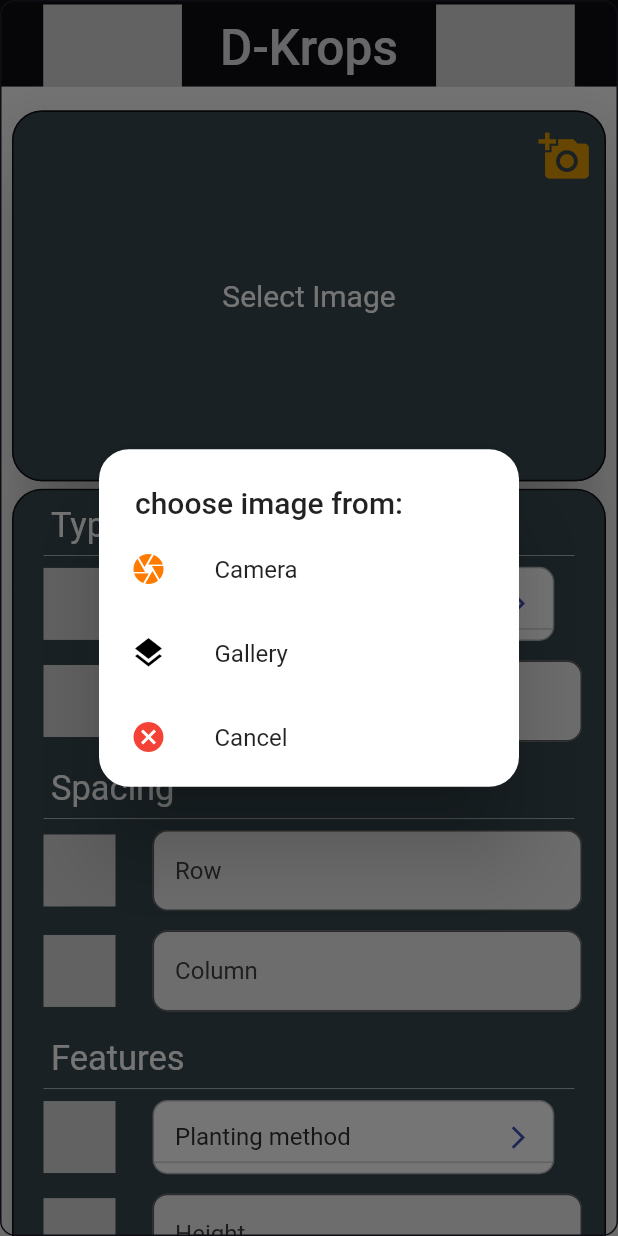
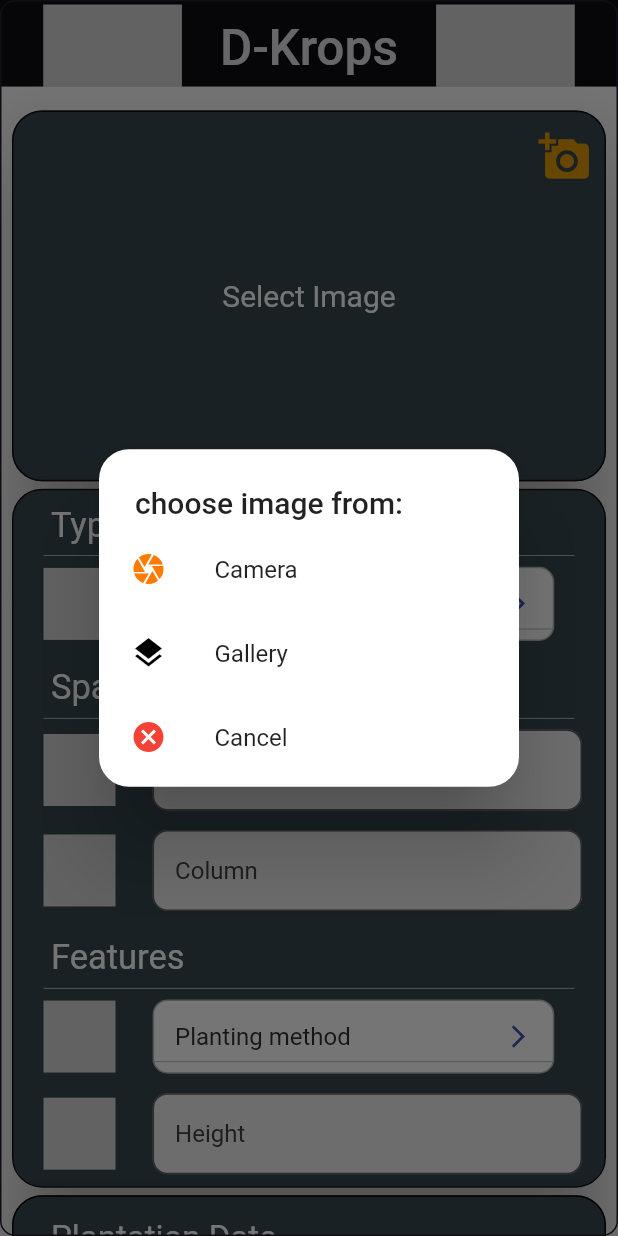
Before and after one commit to emilio-kariuki/D-Krops, a Flutter app: the screen it shows after launch, after a tap on the "add a photo" icon, on a phone screen of 412 x 824 dp. Run offline on Flutter 3.47's test engine with Material 2 defaults, Android fonts, the phone set to English and light mode, and no system bars; drawn by our look-alikes of dropdown_button2; our stand-ins replace dio, fluttertoast, geolocator, get, google_fonts, google_maps_flutter and 3 more; Roboto replaces fonts that are missing (Redressed); project files that could hold a hidden picture were left out.

Commit message:
March 30, 2022 3:31 PM

```diff
--- a/lib/screens/Home.dart
+++ b/lib/screens/Home.dart
@@ -803,45 +803,45 @@ class _HomeState extends State<Home> {
                               ],
                             ),
                           ),
-                          Padding(
-                            padding: const EdgeInsets.only(
-                                left: 20, bottom: 8, top: 5),
-                            child: Row(
-                              children: [
-                                LottieContain(
-                                    lottieUrl: "assets/lottie/balls.json"),
-                                SizedBox(width: size.width * 0.06),
-                                Flexible(
-                                  flex: 1,
-                                  child: TextFormField(
-                                    //keyboardType: TextInputType.multiline,
-                                    // style: TextStyle(height:10),
-
-                                    decoration: InputDecoration(
-                                        isDense: true,
-                                        contentPadding:
-                                            EdgeInsets.fromLTRB(15, 20, 15, 15),
-                                        // contentPadding: const EdgeInsets.symmetric(vertical: 40.0),
-                                        border: OutlineInputBorder(
-                                          borderRadius:
-                                              BorderRadius.circular(10.0),
-                                        ),
-                                        // icon: Icon(Icons.person,size:30,color: Colors.black),
-                                        filled: true,
-                                        hintStyle:
-                                            TextStyle(color: Colors.grey[800]),
-                                        focusColor: Colors.red,
-                                        hintText: "Identify",
-                                        // suffixText: "10",
-                                        // prefixIcon: Icon(Icons.mail,color: Colors.blueGrey[900]),
-                                        fillColor: Colors.grey[200]),
-                                    controller: variety,
-                                  ),
-                                ),
-                                SizedBox(width: 15),
-                              ],
-                            ),
-                          ),
+                          // Padding(
+                          //   padding: const EdgeInsets.only(
+                          //       left: 20, bottom: 8, top: 5),
+                          //   child: Row(
+                          //     children: [
+                          //       LottieContain(
+                          //           lottieUrl: "assets/lottie/balls.json"),
+                          //       SizedBox(width: size.width * 0.06),
+                          //       Flexible(
+                          //         flex: 1,
+                          //         child: TextFormField(
+                          //           //keyboardType: TextInputType.multiline,
+                          //           // style: TextStyle(height:10),
+
+                          //           decoration: InputDecoration(
+                          //               isDense: true,
+                          //               contentPadding:
+                          //                   EdgeInsets.fromLTRB(15, 20, 15, 15),
+                          //               // contentPadding: const EdgeInsets.symmetric(vertical: 40.0),
+                          //               border: OutlineInputBorder(
+                          //                 borderRadius:
+                          //                     BorderRadius.circular(10.0),
+                          //               ),
+                          //               // icon: Icon(Icons.person,size:30,color: Colors.black),
+                          //               filled: true,
+                          //               hintStyle:
+                          //                   TextStyle(color: Colors.grey[800]),
+                          //               focusColor: Colors.red,
+                          //               hintText: "Identify",
+                          //               // suffixText: "10",
+                          //               // prefixIcon: Icon(Icons.mail,color: Colors.blueGrey[900]),
+                          //               fillColor: Colors.grey[200]),
+                          //           controller: variety,
+                          //         ),
+                          //       ),
+                          //       SizedBox(width: 15),
+                          //     ],
+                          //   ),
+                          // ),
                           Padding(
                             padding: const EdgeInsets.only(left: 5),
                             child: Row(
```
